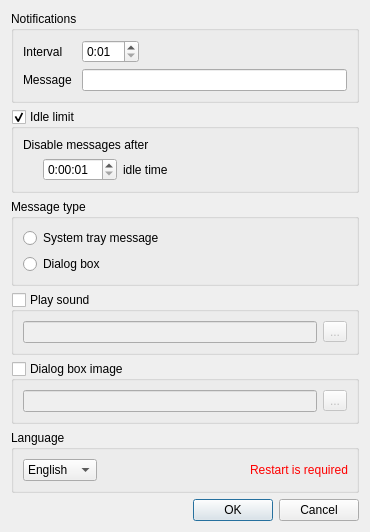
First picture: the form in restnotifier/settingsdialog.ui, repository swarmer/restnotifier, before the edit.
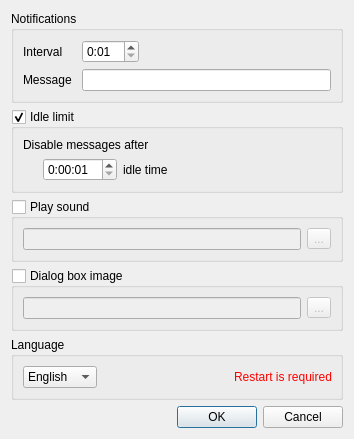
Second picture: the form after the edit. Icons and pictures are not drawn.

Commit message: Remove tray notification

Diff of the .ui file:
```diff
--- a/restnotifier/settingsdialog.ui
+++ b/restnotifier/settingsdialog.ui
@@ -6,8 +6,8 @@
    <rect>
     <x>0</x>
     <y>0</y>
-    <width>370</width>
-    <height>482</height>
+    <width>354</width>
+    <height>396</height>
    </rect>
   </property>
   <property name="windowTitle">
@@ -188,29 +188,6 @@
      </layout>
     </widget>
    </item>
-   <item>
-    <widget class="QGroupBox" name="groupBox_2">
-     <property name="title">
-      <string>Message type</string>
-     </property>
-     <layout class="QVBoxLayout" name="verticalLayout">
-      <item>
-       <widget class="QRadioButton" name="trayRadio">
-        <property name="text">
-         <string>System tray message</string>
-        </property>
-       </widget>
-      </item>
-      <item>
-       <widget class="QRadioButton" name="dialogRadio">
-        <property name="text">
-         <string>Dialog box</string>
-        </property>
-       </widget>
-      </item>
-     </layout>
-    </widget>
-   </item>
    <item>
     <widget class="QGroupBox" name="soundGroupBox">
      <property name="title">
```
Left out of the diff: 2 changed lines with no effect on the pictures. The commit also changes 5 other files.
